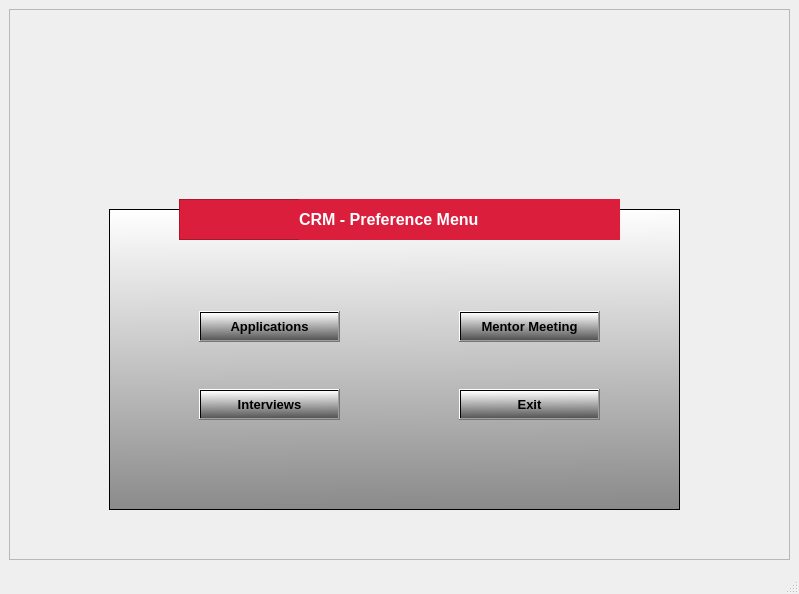
The window that preference.ui (nesibebakirdag-ship-it/Python_Modul_Week_4_team_2) describes before a commit, drawn with Qt 5.
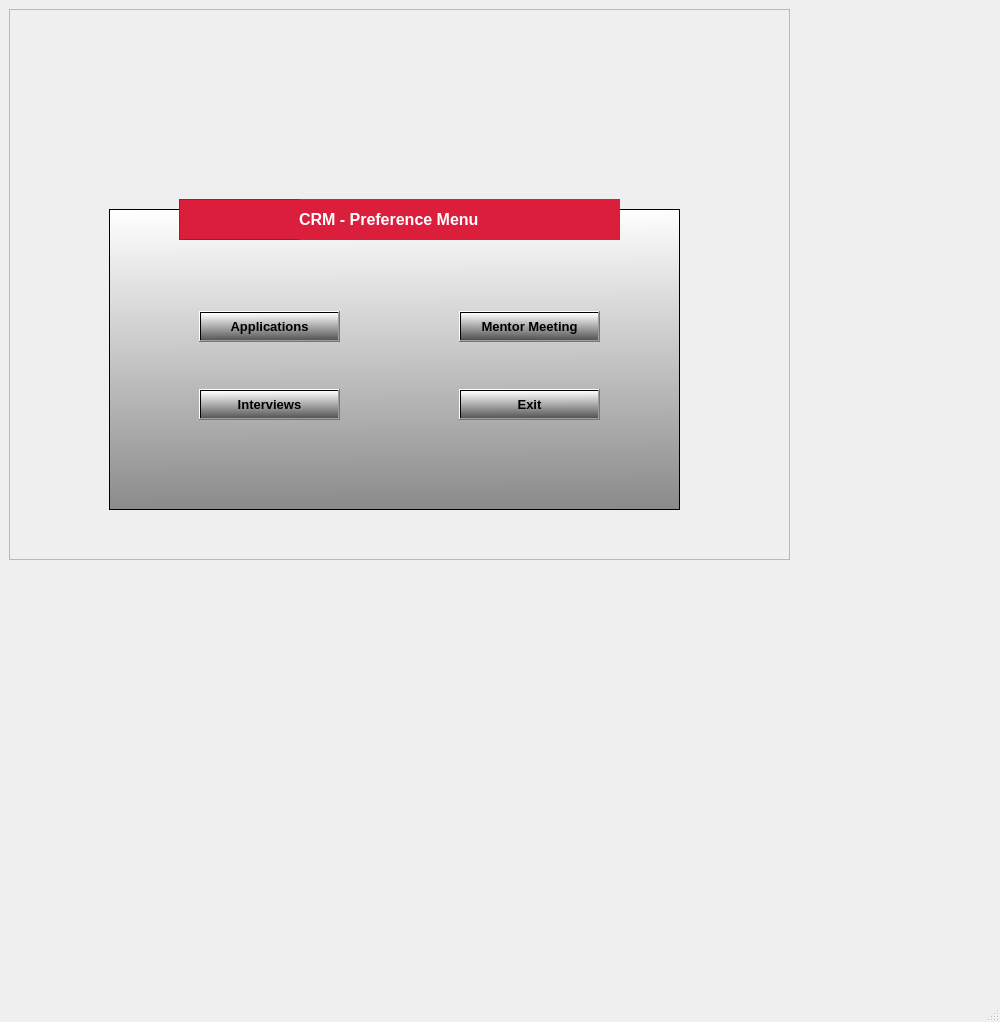
The same window after the commit. Icons and pictures are not drawn.

Patch:
```diff
--- a/preference.ui
+++ b/preference.ui
@@ -26,6 +26,18 @@
      <verstretch>0</verstretch>
     </sizepolicy>
    </property>
+   <property name="minimumSize">
+    <size>
+     <width>1000</width>
+     <height>1000</height>
+    </size>
+   </property>
+   <property name="maximumSize">
+    <size>
+     <width>1000</width>
+     <height>1000</height>
+    </size>
+   </property>
    <widget class="QFrame" name="frame">
     <property name="geometry">
      <rect>
```
Left out of the diff: 4 changed lines with no effect on the pictures.
